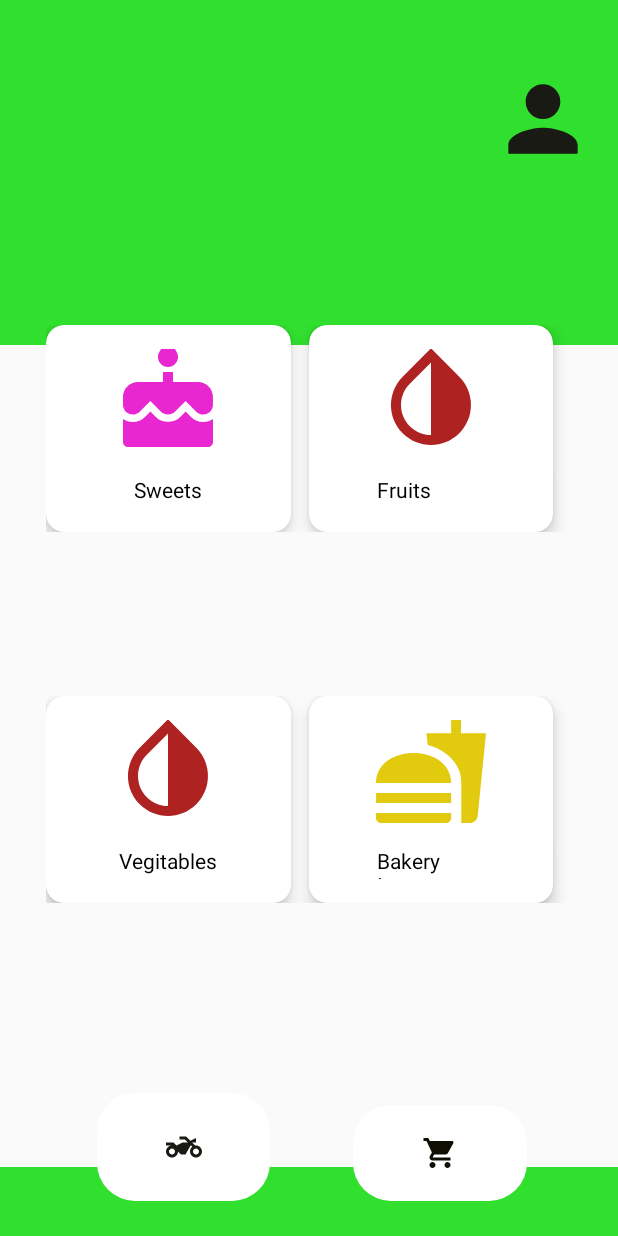
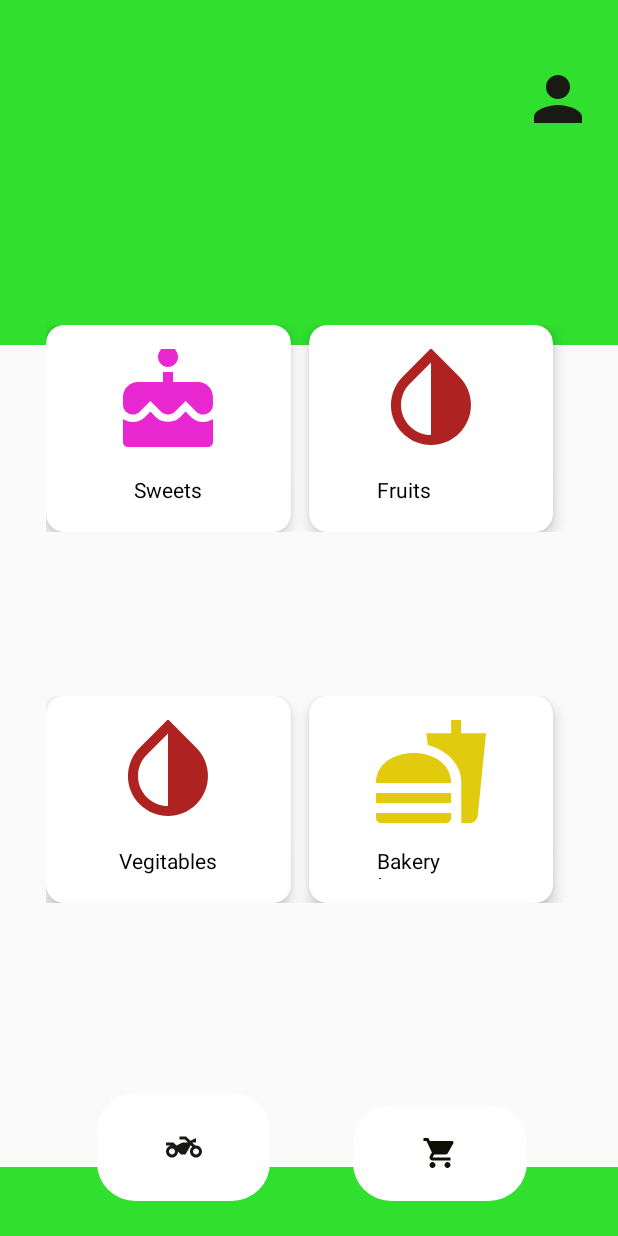
Before and after one commit to nethmi98jay/pathfinders, an Android app: the Home screen opened directly, with no data from a screen before it, on a phone screen of 412 x 824 dp. Run offline under Robolectric (Android 15) with nearby library versions, the phone set to English and light mode, and no system bars.

Commit message:
first_commit

```diff
--- a/app/src/main/res/layout/activity_home.xml
+++ b/app/src/main/res/layout/activity_home.xml
@@ -246,8 +246,8 @@
 
     <ImageView
         android:id="@+id/imageView4"
-        android:layout_width="69dp"
-        android:layout_height="81dp"
+        android:layout_width="48dp"
+        android:layout_height="52dp"
         app:layout_constraintBottom_toBottomOf="parent"
         app:layout_constraintEnd_toEndOf="parent"
         app:layout_constraintHorizontal_bias="0.956"
```
